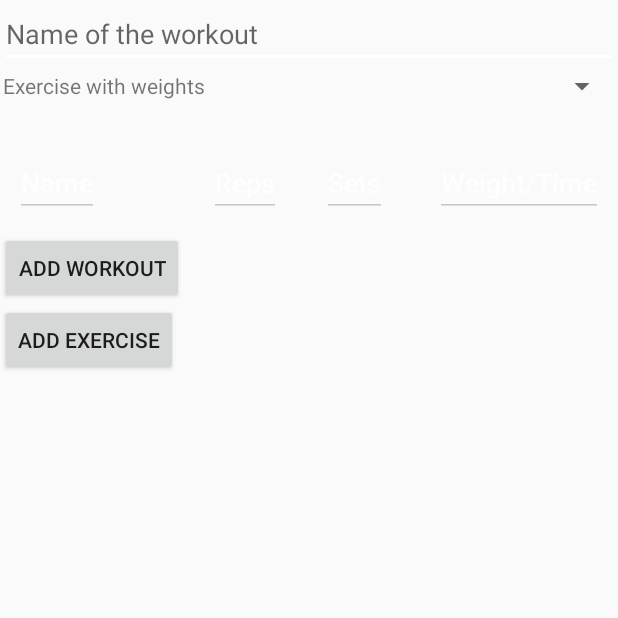
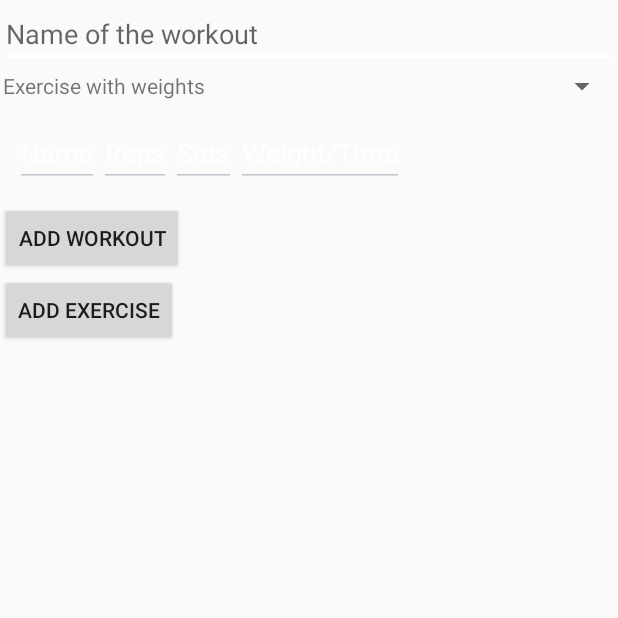
Before and after one commit to EndorFit/EndorFit, an Android app: the screen it shows after launch (workoutGo), after a tap on "ADD EXERCISE", on a phone screen of 412 x 824 dp, the top half of it. Run offline under Robolectric (Android 15) with nearby library versions, the phone set to English and light mode, and no system bars; our stand-ins replace Firebase (no records; nobody signed in at launch, a user with empty details on screens opened directly).

Commit message:
finaly made this gynamic view work now put this whole data to database and make rest of the activities

```diff
--- a/EndorFit/app/src/main/java/org/wmii/endorfit/workoutGo.java
+++ b/EndorFit/app/src/main/java/org/wmii/endorfit/workoutGo.java
@@ -4,6 +4,8 @@ import androidx.appcompat.app.AppCompatActivity;
 
 import android.content.Context;
 import android.os.Bundle;
+import android.service.wallpaper.WallpaperService;
+import android.text.DynamicLayout;
 import android.text.TextUtils;
 import android.view.View;
 import android.widget.ArrayAdapter;
@@ -21,6 +23,7 @@ import com.google.firebase.database.FirebaseDatabase;
 
 import java.util.ArrayList;
 import java.util.List;
+import java.util.zip.Inflater;
 
 public class workoutGo extends AppCompatActivity {
     private GridLayout mleyout;
@@ -34,9 +37,9 @@ public class workoutGo extends AppCompatActivity {
     FirebaseUser users;
     Spinner spinnerType;
     View view;
+    ArrayList<EditText> allExer = new ArrayList<EditText>();
 
-
-    int counter=4;
+    int counter = 0;
 
     @Override
     protected void onCreate(Bundle savedInstanceState) {
@@ -50,8 +53,9 @@ public class workoutGo extends AppCompatActivity {
             @Override
             public void onClick(View v) {
 
-              addView(view);
-                counter+=4;
+                addView(view);
+                counter += 4;
+
             }
 
         });
@@ -66,17 +70,23 @@ public class workoutGo extends AppCompatActivity {
         saveWorkout.setOnClickListener(new View.OnClickListener() {
             @Override
             public void onClick(View v) {
-                tab= new Exercise[counter/4];
+                //  tab= new Exercise[counter/4];
+                if (allExer.get(0) == null) {
+                    name.setText("nope");
+                } else {
+                    name.setText(allExer.get(0).getText() );
+
+                }
+
 
                 //todo wydobyć dane z dynamicznego widoku !!!!!!!
                 //todo zaplanować baze przechowujaca treningi cwiczenia etc
                 //todo zapakowac wszystko do struktur exercise Workout
                 //testowy kawalek kodu sztywne dodanie cwiczenia->workoutu ->baza
-                tab[0]= new Exercise("nazwa","Exercise without weights",6,6,6);
-                Workout nowy=new Workout("0",name.toString(),tab);
-                exerciseRef = database.getReference(users.getUid() + "exercises/"+name );
-                exerciseRef.setValue(tab[0]);
-
+                //tab[0]= new Exercise("nazwa","Exercise without weights",6,6,6);
+                // Workout nowy=new Workout("0",name.toString(),tab);
+                // exerciseRef = database.getReference(users.getUid() + "exercises/"+name );
+                // exerciseRef.setValue(tab[0]);
 
 
             }
@@ -84,13 +94,19 @@ public class workoutGo extends AppCompatActivity {
 
 
     }
-    public void addView(View view)
-    {
-        this.view=view;
+
+    public void addView(View view) {
+        this.view = view;
         dnv = new dynamicViews(context);
-        mleyout.addView(dnv.descriptionTextView(getApplicationContext()), counter);
-        mleyout.addView(dnv.repsEditText(getApplicationContext()), counter+1);
-        mleyout.addView(dnv.setsEditText(getApplicationContext()), counter+2);
-        mleyout.addView(dnv.weightEditText(getApplicationContext()), counter+3);
+        allExer.add( dnv.descriptionTextView(getApplicationContext()));
+        allExer.add(dnv.repsEditText(getApplicationContext()));
+        allExer.add( dnv.setsEditText(getApplicationContext()));
+        allExer.add( dnv.weightEditText(getApplicationContext()));
+
+        mleyout.addView(allExer.get(counter), counter);
+        mleyout.addView(allExer.get(counter+1), counter + 1);
+        mleyout.addView(allExer.get(counter+2), counter + 2);
+        mleyout.addView(allExer.get(counter+3), counter + 3);
+
     }
 }
--- a/EndorFit/app/src/main/res/layout/activity_workout_go.xml
+++ b/EndorFit/app/src/main/res/layout/activity_workout_go.xml
@@ -25,39 +25,7 @@
         android:layout_width="match_parent"
         android:layout_height="wrap_content"
         android:columnCount="4"
-        android:padding="10dp">
-
-        <TextView
-            android:layout_width="129dp"
-            android:layout_height="20dp"
-            android:layout_row="0"
-            android:layout_column="0"
-            android:padding="30dp"
-            android:textColor="#000">
-
-        </TextView>
-
-        <TextView
-            android:layout_width="75dp"
-            android:layout_height="20dp"
-            android:padding="30dp"
-            android:textColor="#000">></TextView>
-
-        <TextView
-            android:layout_width="75dp"
-            android:layout_height="20dp"
-            android:padding="30dp"
-            android:textColor="#000">></TextView>
-
-        <TextView
-            android:layout_width="75dp"
-            android:layout_height="20dp"
-            android:padding="30dp"
-            android:textColor="#000">>
-        </TextView>
-
-
-    </GridLayout>
+        android:padding="10dp"/>
 
     <Button
         android:id="@+id/submitButton"
```
